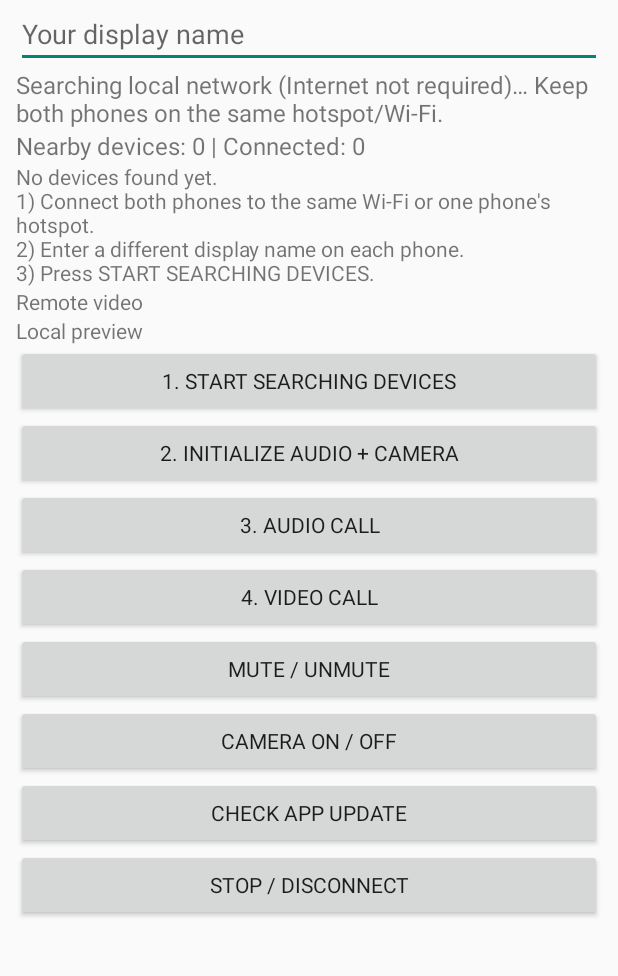
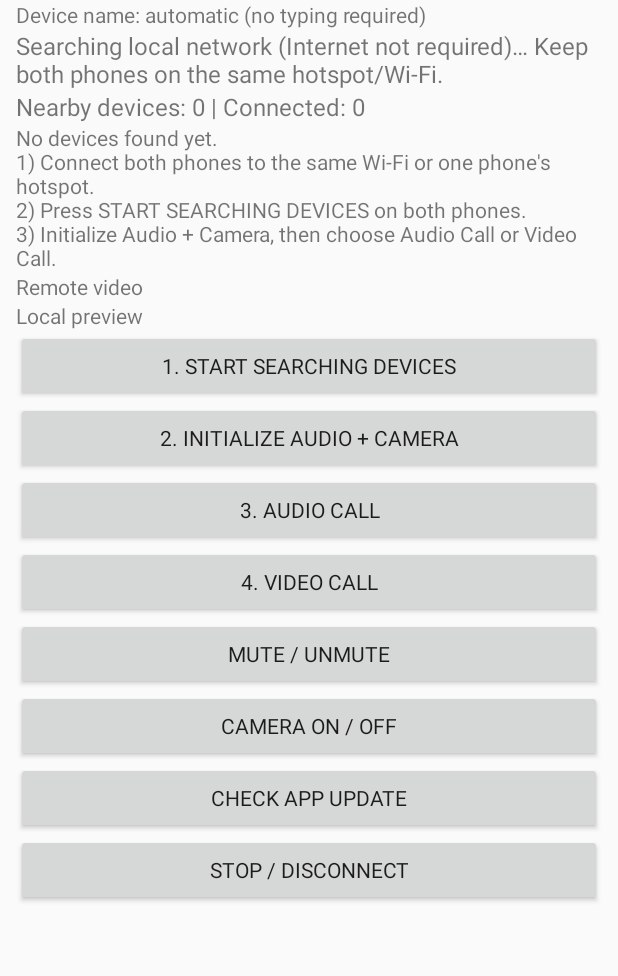
Before and after one commit to Yubaraj-Chaulagain/Mesh-Audio-Video-Call-Offline, an Android app: the screen it shows after launch (MainActivity), after a tap on "1. START SEARCHING DEVICES", on a phone screen of 412 x 824 dp, the part 99-1075 px from its top. Run offline under Robolectric (Android 15) with nearby library versions, the phone set to English and light mode, and no system bars; libraries missing offline, so code that uses them is left out: org.webrtc; 4 statements that could not run were skipped.

Commit message:
Add files via upload

```diff
--- a/app/src/main/java/com/example/meshcall/MainActivity.kt
+++ b/app/src/main/java/com/example/meshcall/MainActivity.kt
@@ -17,7 +17,6 @@ class MainActivity : Activity() {
  private lateinit var status:TextView
  private lateinit var peersView:TextView
  private lateinit var countView:TextView
- private lateinit var name:EditText
  private var discovery:LanDiscovery?=null
  private var signal:SignalServer?=null
  private var mesh:WebRtcMesh?=null
@@ -42,7 +41,7 @@ class MainActivity : Activity() {
   super.onCreate(savedInstanceState)
   val box=LinearLayout(this).apply{orientation=LinearLayout.VERTICAL;setPadding(16,16,16,16)}
   box.addView(TextView(this).apply{text="MeshCall Offline\nLAN Audio / Video";textSize=22f})
-  name=EditText(this).apply{hint="Your display name";setSingleLine(true)};box.addView(name)
+  box.addView(TextView(this).apply{text="Device name: automatic (no typing required)";textSize=14f})
   status=TextView(this).apply{text="Status: Ready";textSize=16f};box.addView(status)
   countView=TextView(this).apply{text="Nearby devices: 0 | Connected: 0";textSize=16f};box.addView(countView)
   peersView=TextView(this).apply{text="Nearby devices will appear here."};box.addView(peersView)
@@ -80,13 +79,13 @@ class MainActivity : Activity() {
  private fun renderPeerList(){
   val list=peers.values.sortedBy{it.name.lowercase()}
   countView.text="Nearby devices: ${list.size} | Connected: ${connectedAddresses.size}"
-  peersView.text=if(list.isEmpty()) "No devices found yet.\n1) Connect both phones to the same Wi-Fi or one phone's hotspot.\n2) Enter a different display name on each phone.\n3) Press START SEARCHING DEVICES." else "FOUND DEVICES\n"+list.joinToString("\n\n") { p ->
+  peersView.text=if(list.isEmpty()) "No devices found yet.\n1) Connect both phones to the same Wi-Fi or one phone's hotspot.\n2) Press START SEARCHING DEVICES on both phones.\n3) Initialize Audio + Camera, then choose Audio Call or Video Call." else "FOUND DEVICES\n"+list.joinToString("\n\n") { p ->
    val connected=connectedAddresses.contains(p.address)
    "${p.name}\n${p.address}\n${if(connected)"🟢 CONNECTED" else "🟡 FOUND — not connected yet"}"
   }
  }
  private fun startNetwork(){
-  val display=name.text.toString().trim().ifBlank{"Android-${android.os.Build.MODEL}"}
+  val display="${android.os.Build.MODEL.ifBlank { "Android" }}-${localId.take(4)}"
   signal?.stop();signal=SignalServer(onMessage={msg,addr->runOnUiThread{mesh?.receive(msg,addr)}}, onError={err->runOnUiThread{status.text=err}}).also{it.start()}
   discovery?.stop();discovery=LanDiscovery(this,display,localId){p->runOnUiThread{peers[p.id]=p;renderPeerList()}}.also{it.start()}
   status.text="Searching local network (Internet not required)… Keep both phones on the same hotspot/Wi-Fi."
```
